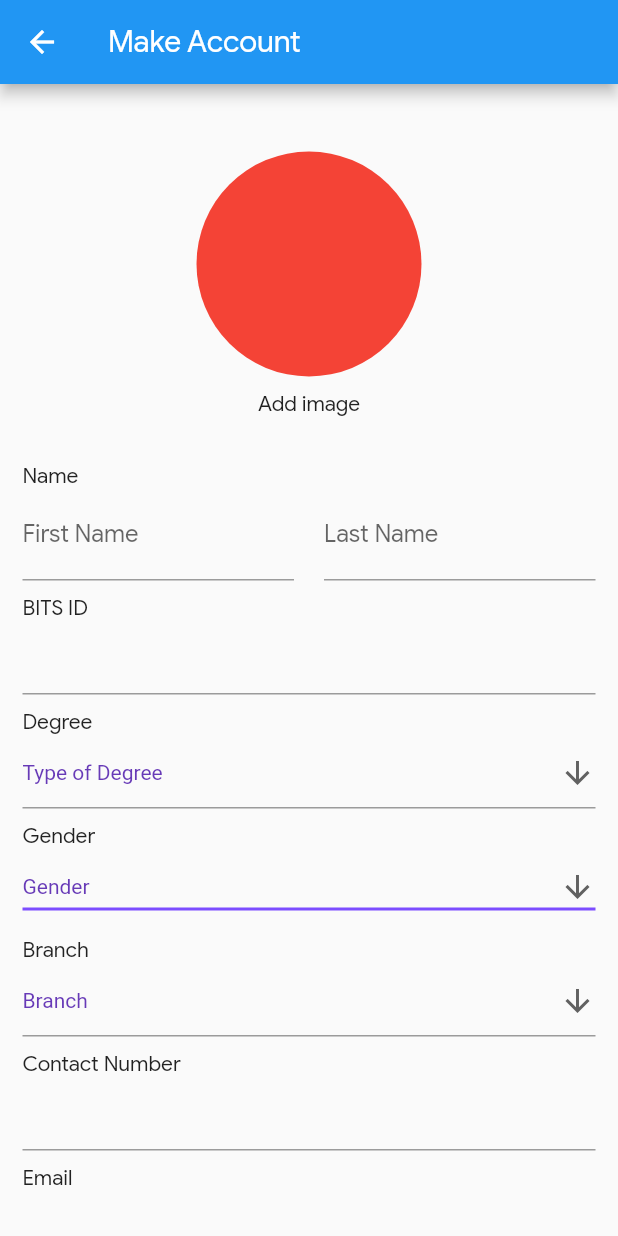
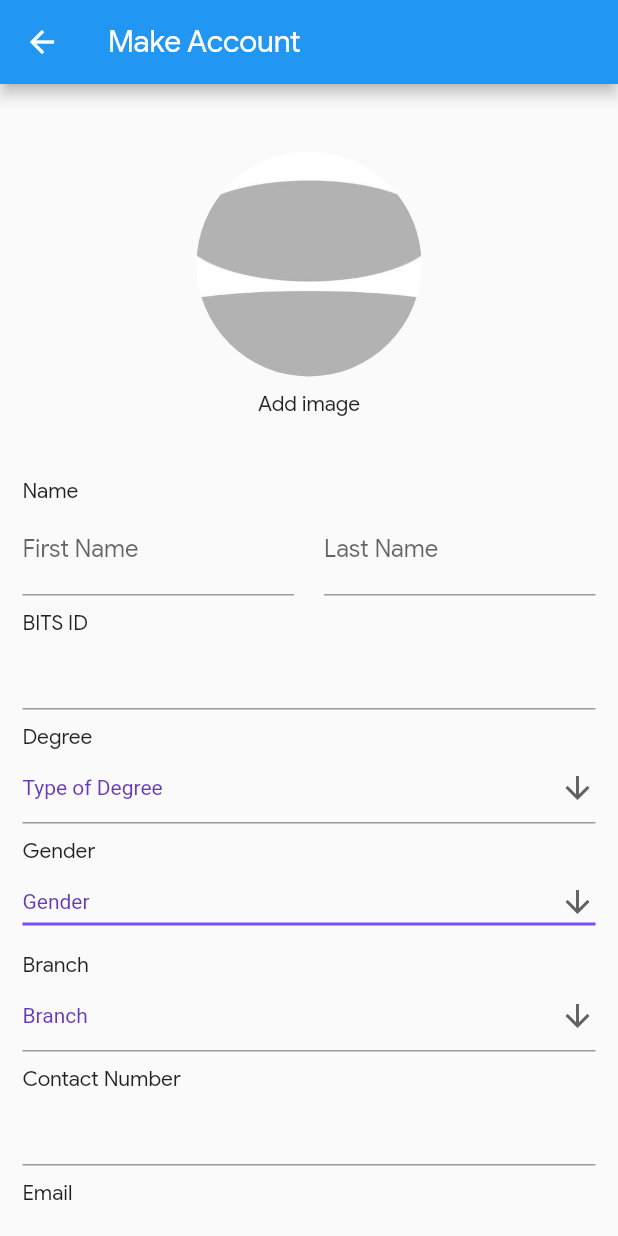
Before and after one commit to Pulkit-Sinha/Campus_Quora, a Flutter app: the MakeAccount screen opened by its route, on a phone screen of 412 x 824 dp. Run offline on Flutter 3.47's test engine with Material 2 defaults, Android fonts, the phone set to English and light mode, and no system bars; our stand-ins replace cloud_firestore, firebase_auth, firebase_core, flutter_spinkit, font_awesome_flutter, google_sign_in; accounts and stored records are empty.

```diff
--- a/lib/make_account.dart
+++ b/lib/make_account.dart
@@ -28,7 +28,7 @@ class _MakeAccountState extends State<MakeAccount> {
   String aboutMe = '';
   String whatsappNumber = '';
   String instagramId = '';
-  String profilePic = 'profilepicdefault.jpg';
+  String profilePic = 'assets/images/profilepicdefault.jpg';
   int numberOfPosts = 0;
 
   final _formKey = GlobalKey<FormState>();
@@ -37,6 +37,10 @@ class _MakeAccountState extends State<MakeAccount> {
   String dropdowngenderValue = 'Gender';
   String dropdownbranchValue = 'Branch';
   String dropdownyearValue = '2024';
+
+  List<String> imageList = [
+    'https://image.freepik.com/free-vector/man-profile-cartoon_18591-58482.jpg'
+  ];
 
   @override
   Widget build(BuildContext context) {
@@ -55,11 +59,45 @@ class _MakeAccountState extends State<MakeAccount> {
                 SizedBox(height: 30),
                 Container(
                   height: 150,
-                  decoration:
-                      BoxDecoration(shape: BoxShape.circle, color: Colors.red),
+                  decoration: BoxDecoration(
+                    shape: BoxShape.circle,
+                    image: DecorationImage(
+                        image: AssetImage(
+                          profilePic,
+                        ),
+                        fit: BoxFit.fill),
+                  ),
                 ),
                 SizedBox(height: 10),
                 Text('Add image'),
+                SizedBox(
+                  height: 10,
+                ),
+                // DropdownButtonFormField(
+                //   value: profilePic,
+                //   icon: const Icon(Icons.arrow_downward),
+                //   iconSize: 24,
+                //   isExpanded: true,
+                //   elevation: 16,
+                //   style: const TextStyle(color: Colors.deepPurple),
+                //   // underline: Container(
+                //   //   height: 2,
+                //   //   color: Colors.deepPurpleAccent,
+                //   // ),
+                //   onChanged: (String? newValue) {
+                //     setState(() {
+                //       profilePic = newValue!;
+                //       //degreeIn = newValue;
+                //     });
+                //   },
+                //   items:
+                //       imageList.map<DropdownMenuItem<String>>((String value) {
+                //     return DropdownMenuItem<String>(
+                //       value: value,
+                //       child: Image.asset(value),
+                //     );
+                //   }).toList(),
+                // ),
                 SizedBox(height: 30),
                 Container(
                   width: double.infinity,
--- a/pubspec.yaml
+++ b/pubspec.yaml
@@ -52,7 +52,8 @@ flutter:
 
   # To add assets to your application, add an assets section, like this:
   assets:
-    - assets/images/
+    - assets/images/profilepicdefault.jpg
+
 
   # An image asset can refer to one or more resolution-specific "variants", see
   # https://flutter.dev/assets-and-images/#resolution-aware.
```
